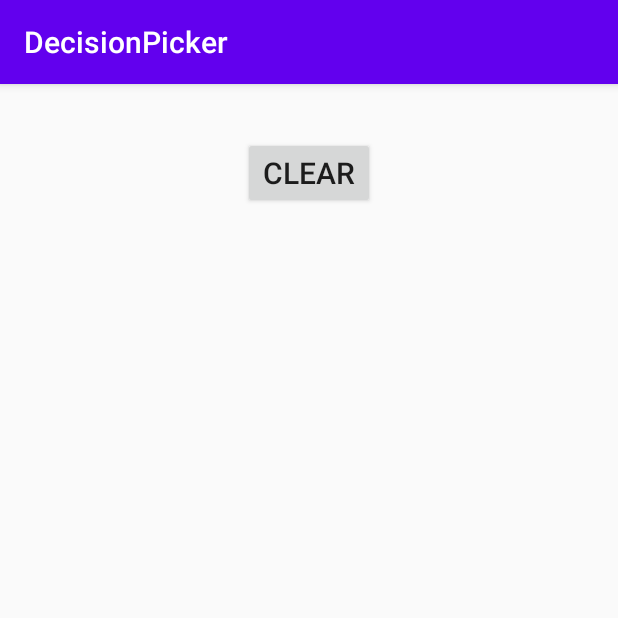
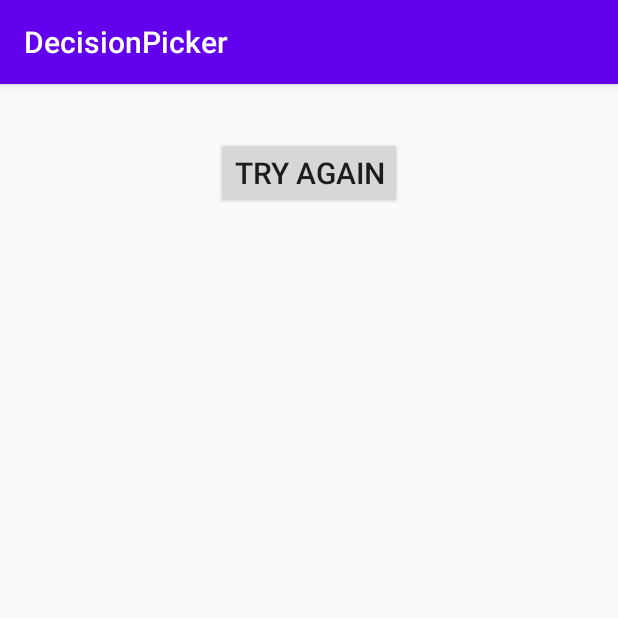
Before and after one commit to ypattan/EMMM, an Android app: the AnswerActivity screen opened directly, with no data from a screen before it, on a phone screen of 412 x 824 dp, the top half of it. Run offline under Robolectric (Android 15) with nearby library versions, the phone set to English and light mode, and no system bars.

Commit message:
working 'try again' button that goes to cleared MainActivity

```diff
--- a/app/src/main/res/layout/activity_answer.xml
+++ b/app/src/main/res/layout/activity_answer.xml
@@ -14,11 +14,11 @@
         android:layout_marginEnd="16dp"/>
 
     <Button
-        android:id="@+id/clear_button"
+        android:id="@+id/again_button"
         android:layout_width="wrap_content"
         android:layout_height="wrap_content"
         android:layout_gravity="center"
         android:textSize="20dp"
-        android:text="Clear"/>
+        android:text="Try Again"/>
 
 </LinearLayout>
```
Also changed, not shown: app/src/main/java/com/example/decisionpicker/AnswerActivity.kt (+11 -0 lines).
